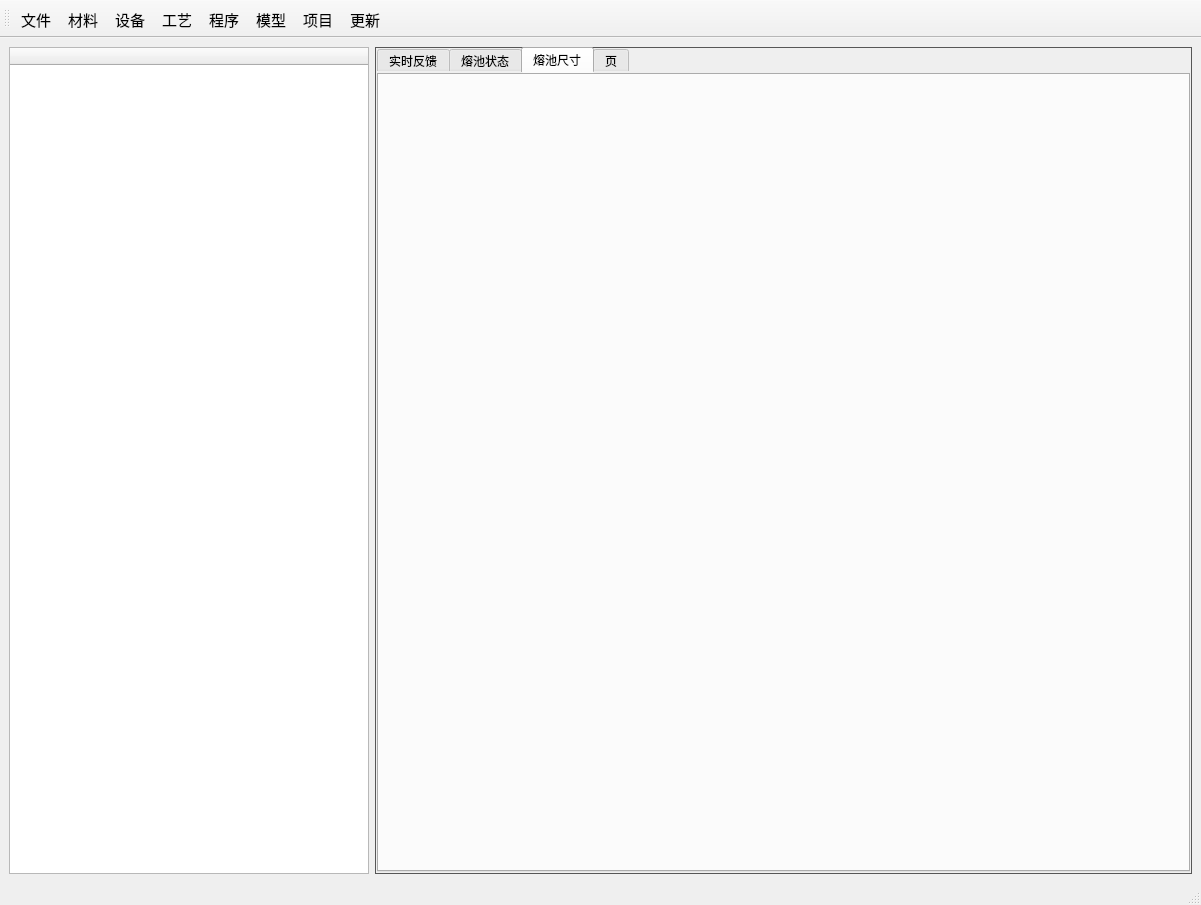
First picture: the form in new_thu/UI/main_viewer.ui, repository mihudaner/THU, before the edit.
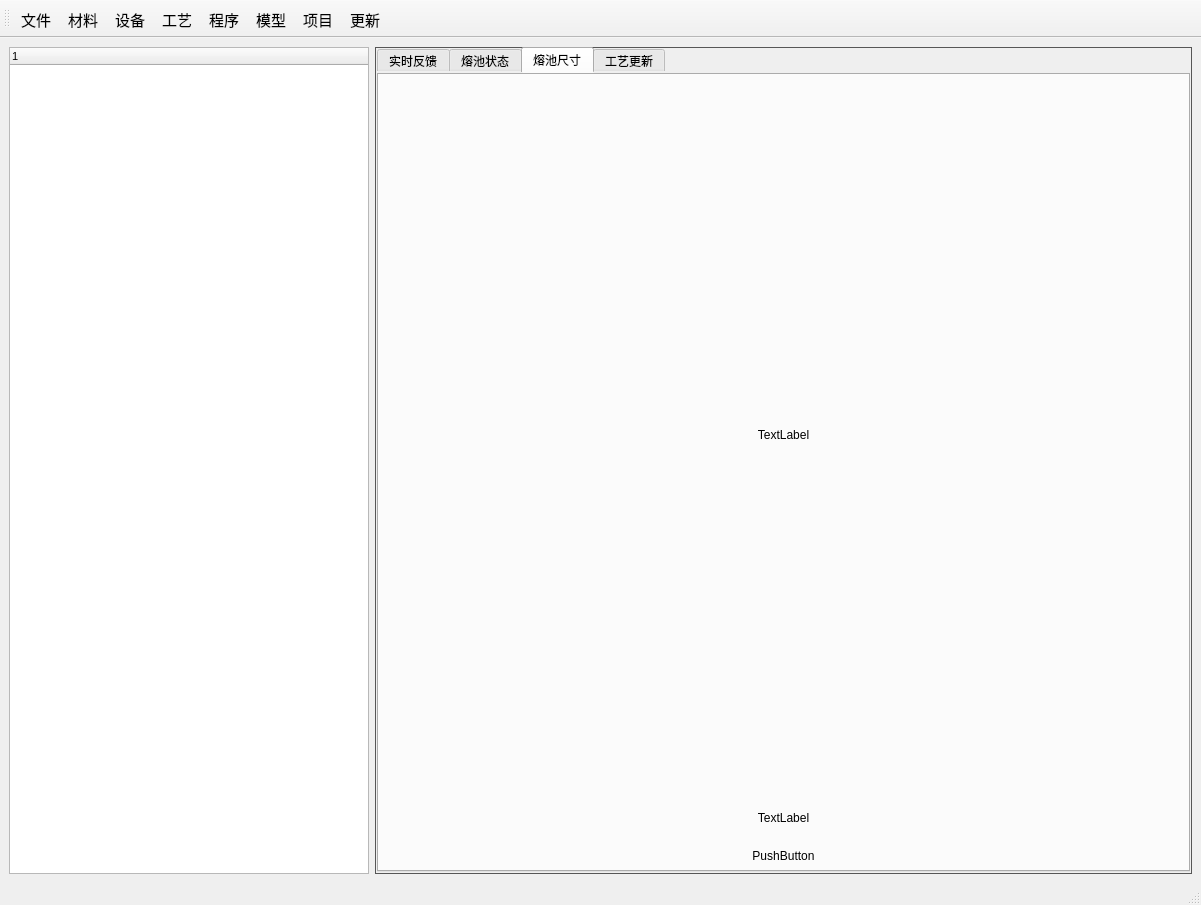
Second picture: the form after the edit. The open tabs and pages were chosen to show the change.

Diff of the .ui file:
```diff
--- a/new_thu/UI/main_viewer.ui
+++ b/new_thu/UI/main_viewer.ui
@@ -48,7 +48,7 @@
       </property>
       <column>
        <property name="text">
-        <string>  </string>
+        <string/>
        </property>
        <property name="font">
         <font>
@@ -104,10 +104,45 @@
           <attribute name="title">
            <string>熔池尺寸</string>
           </attribute>
+          <layout class="QVBoxLayout" name="verticalLayout">
+           <item>
+            <widget class="QLabel" name="label_showpre">
+             <property name="text">
+              <string>TextLabel</string>
+             </property>
+             <property name="alignment">
+              <set>Qt::AlignCenter</set>
+             </property>
+            </widget>
+           </item>
+           <item>
+            <widget class="QLabel" name="label_pre_w">
+             <property name="maximumSize">
+              <size>
+               <width>16777215</width>
+               <height>50</height>
+              </size>
+             </property>
+             <property name="text">
+              <string>TextLabel</string>
+             </property>
+             <property name="alignment">
+              <set>Qt::AlignCenter</set>
+             </property>
+            </widget>
+           </item>
+           <item>
+            <widget class="QPushButton" name="btn_pre">
+             <property name="text">
+              <string>PushButton</string>
+             </property>
+            </widget>
+           </item>
+          </layout>
          </widget>
          <widget class="QWidget" name="tab_4">
           <attribute name="title">
-           <string>页</string>
+           <string>工艺更新</string>
           </attribute>
          </widget>
         </widget>
```
Left out of the diff: 2 changed lines with no effect on the pictures.
